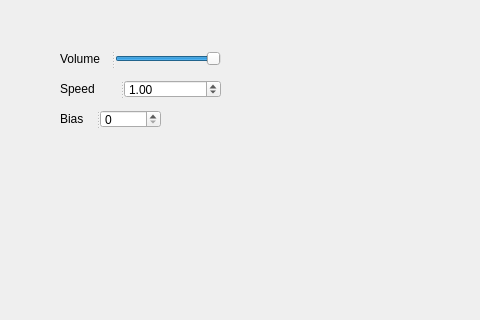
The window that options.ui (zheguabaoshuma/qtrg) describes before a commit, drawn with Qt 5; both pictures show x 0 to 480 and y 0 to 320 of the 1360 by 640 pixel window.
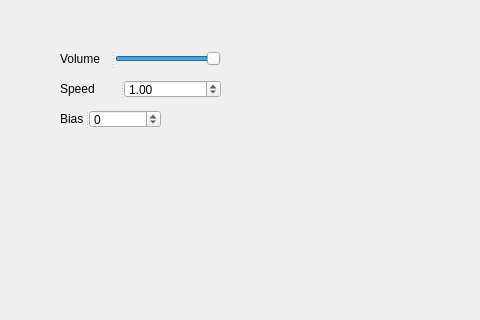
The same window after the commit.

The edit to the form file:
```diff
--- a/options.ui
+++ b/options.ui
@@ -85,7 +85,14 @@
      <string>Bias</string>
     </property>
    </widget>
-   <widget class="QSpinBox" name="biasbox"/>
+   <widget class="QSpinBox" name="biasbox">
+    <property name="minimum">
+     <number>-100000</number>
+    </property>
+    <property name="maximum">
+     <number>100000</number>
+    </property>
+   </widget>
   </widget>
  </widget>
  <resources/>
```
